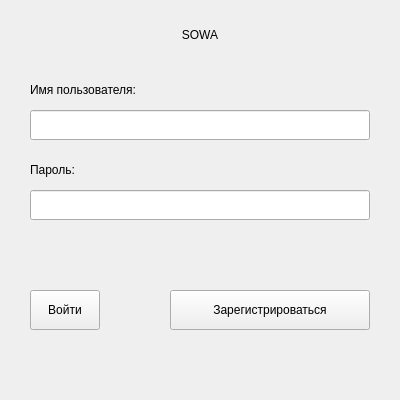
Above: UI/login_window.ui from wauping/SOWA before the change. Below: the same form after it.
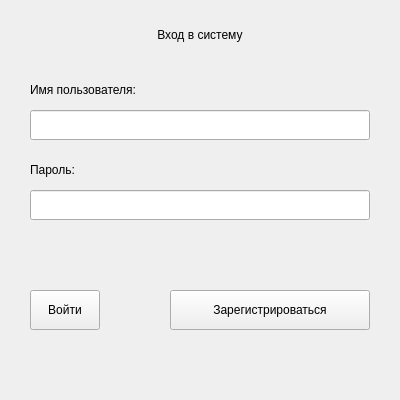
That is the form after the change. Icons and pictures are not drawn.

Patch:
```diff
--- a/UI/login_window.ui
+++ b/UI/login_window.ui
@@ -36,7 +36,7 @@
      </rect>
     </property>
     <property name="text">
-     <string>SOWA</string>
+     <string>Вход в систему</string>
     </property>
     <property name="alignment">
      <set>Qt::AlignCenter</set>
```
Left out of the diff: 5 changed lines with no effect on the pictures.
